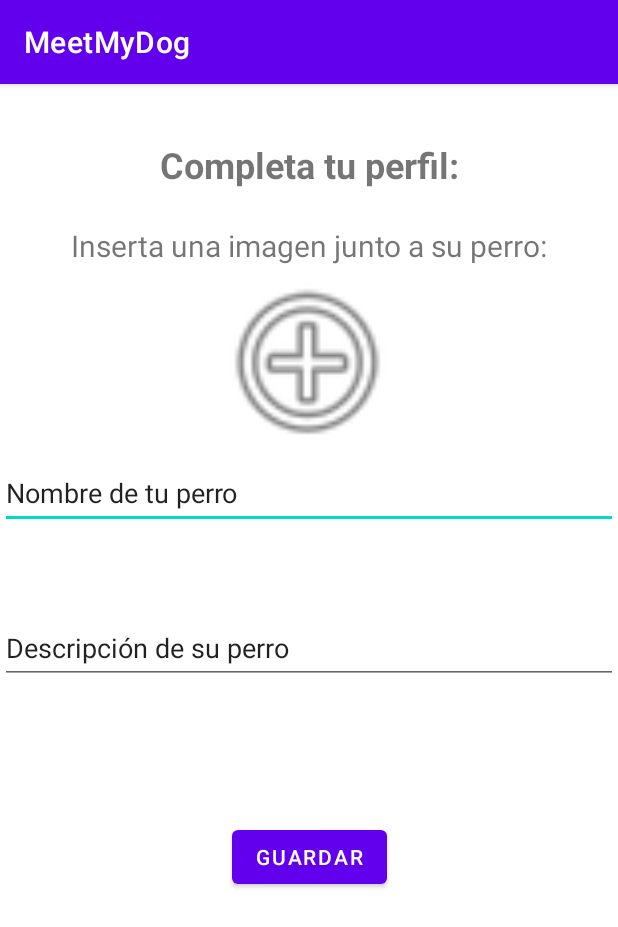
After one commit to Victorruizgea/MeetMyDog, an Android app: the CrearPerfilActivity screen opened directly, with no data from a screen before it, on a phone screen of 412 x 824 dp. The commit adds this screen. Shown: the top 927 px of the screen. Run offline under Robolectric (Android 15) with nearby library versions, the phone set to English and light mode, and no system bars; our stand-ins replace Firebase (no records; nobody signed in at launch, a user with empty details on screens opened directly); pictures from the network do not load.

Commit message:
subido proyecto bueno
Tiene funcionalidades de registro login y crear perfil

```diff
--- a/app/build.gradle
+++ b/app/build.gradle
@@ -37,10 +37,11 @@ dependencies {
     implementation 'androidx.appcompat:appcompat:1.6.1'
     implementation 'com.google.android.material:material:1.8.0'
     implementation 'androidx.constraintlayout:constraintlayout:2.1.4'
-    implementation 'com.google.firebase:firebase-firestore:24.1.0'
+    implementation 'com.google.firebase:firebase-database:20.1.0'
     implementation 'com.google.firebase:firebase-auth:21.0.3'
     implementation 'androidx.navigation:navigation-fragment:2.4.1'
     implementation 'androidx.navigation:navigation-ui:2.4.1'
+    implementation 'com.google.firebase:firebase-storage:20.1.0'
     testImplementation 'junit:junit:4.13.2'
     androidTestImplementation 'androidx.test.ext:junit:1.1.5'
     androidTestImplementation 'androidx.test.espresso:espresso-core:3.5.1'
--- /dev/null
+++ b/app/src/main/java/com/ucm/meetmydog/CrearPerfilActivity.java
@@ -0,0 +1,109 @@
+package com.ucm.meetmydog;
+
+import androidx.annotation.NonNull;
+import androidx.appcompat.app.AppCompatActivity;
+
+import android.content.Intent;
+import android.net.Uri;
+import android.os.Bundle;
+import android.provider.MediaStore;
+import android.view.View;
+import android.widget.Button;
+import android.widget.EditText;
+import android.widget.ImageView;
+import android.widget.Toast;
+
+import com.google.android.gms.tasks.OnCompleteListener;
+import com.google.android.gms.tasks.OnSuccessListener;
+import com.google.android.gms.tasks.Task;
+import com.google.firebase.auth.FirebaseAuth;
+import com.google.firebase.database.DatabaseReference;
+import com.google.firebase.database.FirebaseDatabase;
+import com.google.firebase.storage.FirebaseStorage;
+import com.google.firebase.storage.StorageReference;
+import com.google.firebase.storage.UploadTask;
+
+public class CrearPerfilActivity extends AppCompatActivity {
+
+    private static final int GALLERY_REQUEST_CODE = 100;
+    EditText nombrePerro;
+    EditText descripcionPerro;
+    ImageView imagenPerfil;
+
+    StorageReference mStorage;
+    DatabaseReference mDatabase;
+    String uri;
+
+    String nombreUsuario;
+    Button guardar;
+    FirebaseAuth mAuth;
+
+    @Override
+    protected void onCreate(Bundle savedInstanceState) {
+        super.onCreate(savedInstanceState);
+        setContentView(R.layout.activity_crearperfil);
+        mStorage = FirebaseStorage.getInstance().getReference();
+        nombreUsuario=getIntent().getStringExtra("nombre");
+        nombrePerro=findViewById(R.id.nombrePerro);
+        descripcionPerro=findViewById(R.id.descripcionPerro);
+        mAuth=FirebaseAuth.getInstance();
+        imagenPerfil=findViewById(R.id.imagenPerfil);
+        imagenPerfil.setOnClickListener(new View.OnClickListener() {
+            @Override
+            public void onClick(View view) {
+                onImageViewClicked(view);
+            }
+        });
+
+
+        guardar=findViewById(R.id.guardarPerfil);
+        guardar.setOnClickListener(new View.OnClickListener() {
+            @Override
+            public void onClick(View view) {
+                guardarPerfil();
+            }
+        });
+
+    }
+
+    private void guardarPerfil() {
+        String nombre= String.valueOf(nombrePerro.getText());
+        String descripcion= String.valueOf(descripcionPerro.getText());
+        String id = mAuth.getCurrentUser().getUid();
+        PerfilUsuario perfil=new PerfilUsuario(nombre,descripcion,uri);
+        mDatabase = FirebaseDatabase.getInstance("https://meetmydog-6a9f5-default-rtdb.europe-west1.firebasedatabase.app/").getReference();
+        mDatabase.child("user").child(id).child("perfil").setValue(perfil).addOnCompleteListener(new OnCompleteListener<Void>() {
+            @Override
+            public void onComplete(@NonNull Task<Void> task) {
+                Intent intent = new Intent(CrearPerfilActivity.this, MainActivity.class);
+                startActivity(intent);
+            }
+        });
+    }
+
+    public void onImageViewClicked(View view) {
+        Intent intent = new Intent(Intent.ACTION_PICK, MediaStore.Images.Media.EXTERNAL_CONTENT_URI);
+        intent.setType("image/*");
+        startActivityForResult(intent, GALLERY_REQUEST_CODE);
+    }
+    @Override
+    public void onActivityResult(int requestCode, int resultCode, Intent data) {
+        super.onActivityResult(requestCode, resultCode, data);
+        if (requestCode == GALLERY_REQUEST_CODE && resultCode == RESULT_OK && data != null) {
+            Uri imagenUri = data.getData();
+            uri=imagenUri.getLastPathSegment();
+            StorageReference filepath = mStorage.child("imagenesPerfil").child(uri);
+            filepath.putFile(imagenUri).addOnSuccessListener(new OnSuccessListener<UploadTask.TaskSnapshot>() {
+                @Override
+                public void onSuccess(UploadTask.TaskSnapshot taskSnapshot) {
+                    Toast.makeText(CrearPerfilActivity.this,"Imagen guardada correctamente",Toast.LENGTH_LONG).show();
+                }
+            });
+
+            imagenPerfil.setImageURI(imagenUri);
+
+        }
+    }
+
+
+}
--- /dev/null
+++ b/app/src/main/res/layout/activity_crearperfil.xml
@@ -0,0 +1,86 @@
+<?xml version="1.0" encoding="utf-8"?>
+<androidx.constraintlayout.widget.ConstraintLayout xmlns:android="http://schemas.android.com/apk/res/android"
+    xmlns:app="http://schemas.android.com/apk/res-auto"
+    xmlns:tools="http://schemas.android.com/tools"
+    android:layout_width="match_parent"
+    android:layout_height="match_parent"
+    tools:context=".CrearPerfilActivity">
+
+    <ImageView
+        android:id="@+id/imagenPerfil"
+        android:layout_width="138dp"
+        android:layout_height="127dp"
+        android:layout_marginStart="136dp"
+        android:layout_marginEnd="137dp"
+        android:contentDescription="Cargar imagen"
+        android:src="@android:drawable/ic_menu_add"
+        app:layout_constraintEnd_toEndOf="parent"
+        app:layout_constraintHorizontal_bias="0.0"
+        app:layout_constraintStart_toStartOf="parent"
+        app:layout_constraintTop_toBottomOf="@+id/textView2" />
+
+    <TextView
+        android:id="@+id/textView2"
+        android:layout_width="match_parent"
+        android:layout_height="wrap_content"
+        android:layout_marginTop="24dp"
+        android:text="Inserta una imagen junto a su perro:"
+        android:textAlignment="center"
+        android:textSize="20sp"
+        app:layout_constraintEnd_toEndOf="parent"
+        app:layout_constraintStart_toStartOf="parent"
+        app:layout_constraintTop_toBottomOf="@+id/textView4" />
+
+    <EditText
+        android:id="@+id/nombrePerro"
+        android:layout_width="match_parent"
+        android:layout_height="wrap_content"
+        android:ems="10"
+        android:inputType="textPersonName"
+        android:minHeight="48dp"
+        android:text="Nombre de tu perro"
+        app:layout_constraintEnd_toEndOf="parent"
+        app:layout_constraintHorizontal_bias="0.0"
+        app:layout_constraintStart_toStartOf="parent"
+        app:layout_constraintTop_toBottomOf="@+id/imagenPerfil" />
+
+    <EditText
+        android:id="@+id/descripcionPerro"
+        android:layout_width="match_parent"
+        android:layout_height="wrap_content"
+        android:layout_marginTop="55dp"
+        android:ems="10"
+        android:inputType="textPersonName"
+        android:minHeight="48dp"
+        android:text="Descripción de su perro"
+        app:layout_constraintEnd_toEndOf="parent"
+        app:layout_constraintStart_toStartOf="parent"
+        app:layout_constraintTop_toBottomOf="@+id/nombrePerro" />
+
+    <Button
+        android:id="@+id/guardarPerfil"
+        android:layout_width="wrap_content"
+        android:layout_height="wrap_content"
+        android:layout_marginStart="153dp"
+        android:layout_marginTop="91dp"
+        android:layout_marginEnd="153dp"
+        android:text="Guardar"
+        app:layout_constraintEnd_toEndOf="parent"
+        app:layout_constraintStart_toStartOf="parent"
+        app:layout_constraintTop_toBottomOf="@+id/descripcionPerro" />
+
+    <TextView
+        android:id="@+id/textView4"
+        android:layout_width="match_parent"
+        android:layout_height="wrap_content"
+        android:layout_marginTop="37dp"
+        android:text="Completa tu perfil:"
+        android:textAlignment="center"
+        android:textAllCaps="false"
+        android:textSize="24sp"
+        android:textStyle="bold"
+        app:layout_constraintEnd_toEndOf="parent"
+        app:layout_constraintStart_toStartOf="parent"
+        app:layout_constraintTop_toTopOf="parent" />
+
+</androidx.constraintlayout.widget.ConstraintLayout>
--- a/app/src/main/res/values/colors.xml
+++ b/app/src/main/res/values/colors.xml
@@ -7,4 +7,5 @@
     <color name="teal_700">#FF018786</color>
     <color name="black">#FF000000</color>
     <color name="white">#FFFFFFFF</color>
+    <color name="orange">#FF8000</color>
 </resources>
```
Also changed, not shown: app/src/main/AndroidManifest.xml (+13 -3 lines), app/src/main/java/com/ucm/meetmydog/InicialActivity.java (added, +14 -0 lines), app/src/main/java/com/ucm/meetmydog/InicioSesionActivity.java (added, +73 -0 lines), app/src/main/java/com/ucm/meetmydog/MainActivity.java (+7 -1 lines), app/src/main/java/com/ucm/meetmydog/PerfilUsuario.java (added, +39 -0 lines), app/src/main/java/com/ucm/meetmydog/RegistroActivity.java (+23 -15 lines), app/src/main/java/com/ucm/meetmydog/TerminosCondicionesActivity.java (added, +71 -0 lines), app/src/main/java/com/ucm/meetmydog/Usuario.java (+4 -5 lines), app/src/main/res/drawable/border_stylo_solido.xml (added, +9 -0 lines), app/src/main/res/layout/activity_inicial.xml (added, +9 -0 lines), app/src/main/res/layout/activity_inicio_sesion.xml (added, +64 -0 lines), app/src/main/res/layout/activity_terminos_condiciones.xml (added, +55 -0 lines), 1 other file.
